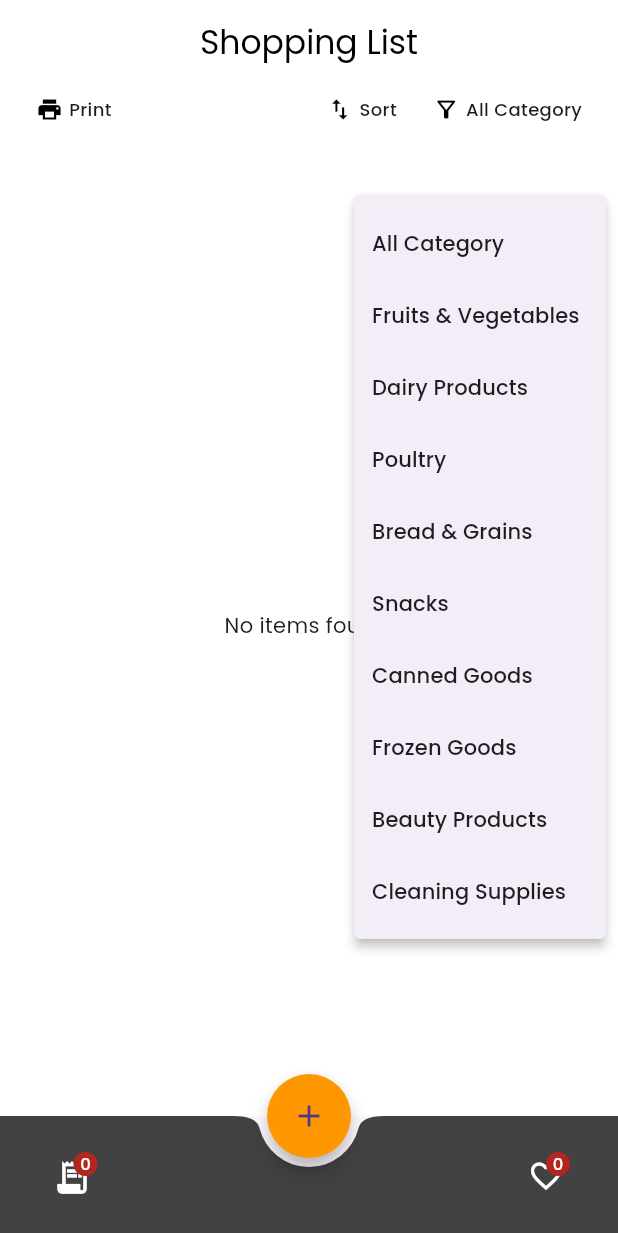
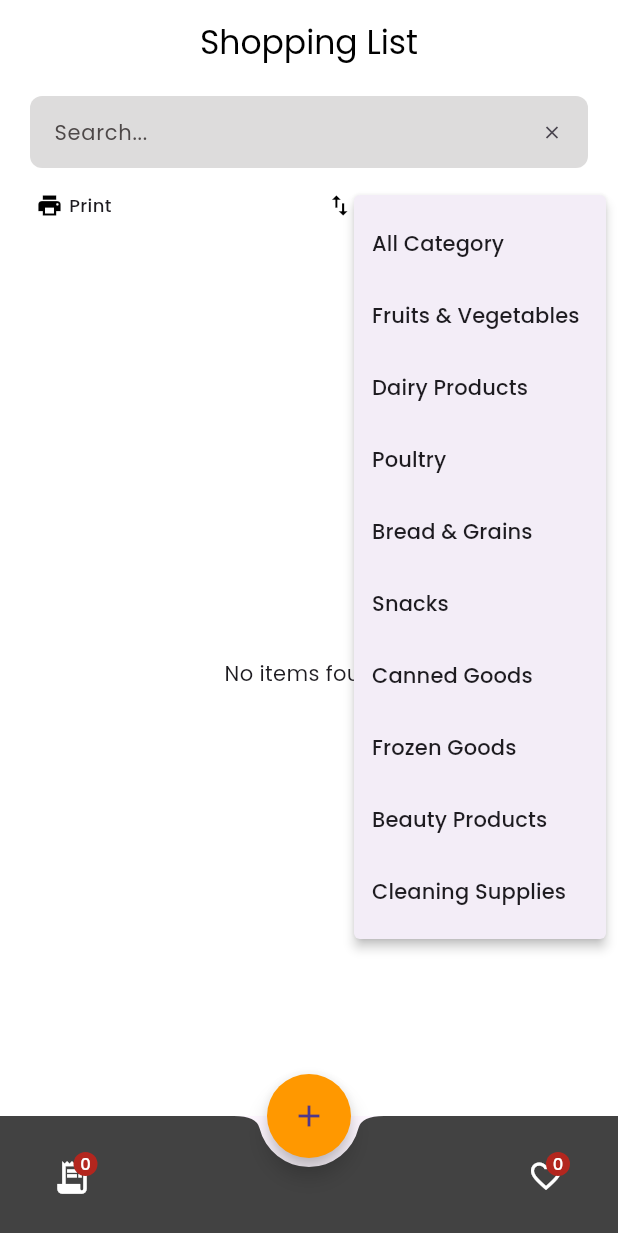
Before and after one commit to kenxsantos/shopping-list-flutter-bloc, a Flutter app: the ShoppingHome screen opened directly, after a tap on "All Category", on a phone screen of 412 x 824 dp. Shown: the top 1233 px of the screen. Run offline on Flutter 3.47's test engine with Material 3 defaults, Android fonts, the phone set to English and light mode, and no system bars; our stand-ins replace flutter_bloc, google_fonts, lottie, sqflite; accounts and stored records are empty.

Commit message:
feat: arch bar and state managementadd search functionality to shopping list with se

```diff
--- a/lib/shopping/bloc/shopping_bloc.dart
+++ b/lib/shopping/bloc/shopping_bloc.dart
@@ -58,5 +58,10 @@ class ShoppingBloc extends Bloc<ShoppingEvent, ShoppingState> {
       emit(ShoppingPrintList(event.items));
       emit(ShoppingListLoaded(event.items));
     });
+
+    on<ShoppingSearchItem>((event, emit) async {
+      final list = await shopping.searchItem(event.item);
+      emit(ShoppingSearchItemState(list));
+    });
   }
 }
--- a/lib/shopping/bloc/shopping_event.dart
+++ b/lib/shopping/bloc/shopping_event.dart
@@ -35,3 +35,8 @@ class ShoppingPrintFormat extends ShoppingEvent {
 
   ShoppingPrintFormat(this.format, this.items, this.type);
 }
+
+class ShoppingSearchItem extends ShoppingEvent {
+  final String item;
+  ShoppingSearchItem(this.item);
+}
--- a/lib/shopping/bloc/shopping_state.dart
+++ b/lib/shopping/bloc/shopping_state.dart
@@ -26,3 +26,8 @@ class ShoppingPrintList extends ShoppingState {
   final List<ShoppingModel> items;
   ShoppingPrintList(this.items);
 }
+
+class ShoppingSearchItemState extends ShoppingState {
+  final List<ShoppingModel> items;
+  ShoppingSearchItemState(this.items);
+}
--- a/lib/shopping/screens/shopping_home.dart
+++ b/lib/shopping/screens/shopping_home.dart
@@ -4,9 +4,9 @@ import 'package:dartactivity/shopping/bloc/shopping_state.dart';
 import 'package:dartactivity/shopping/models/shopping_model.dart';
 import 'package:dartactivity/shopping/screens/favorite_page.dart';
 import 'package:dartactivity/shopping/screens/shopping_list.dart';
-import 'package:dartactivity/shopping/utils/shopping_database.dart';
 import 'package:dartactivity/shopping/utils/shopping_helper.dart';
 import 'package:dartactivity/shopping/widgets/item_add_dialog.dart';
+import 'package:dartactivity/shopping/widgets/search_bar.dart';
 import 'package:dartactivity/shopping/widgets/sort_filter_container.dart';
 import 'package:flutter/material.dart';
 import 'package:flutter_bloc/flutter_bloc.dart';
@@ -103,8 +103,17 @@ class _ShoppingHomeState extends State<ShoppingHome> {
         child: Icon(Icons.add),
       ),
       floatingActionButtonLocation: FloatingActionButtonLocation.centerDocked,
-      body: Column(
-        children: [SortFilterContainer(), Expanded(child: screens[pageIndex])],
+      body: Container(
+        color: Colors.white,
+        height: double.infinity,
+        width: double.infinity,
+        child: Column(
+          children: [
+            SearchBarItem(),
+            SortFilterContainer(),
+            Expanded(child: screens[pageIndex]),
+          ],
+        ),
       ),
     );
   }
--- a/lib/shopping/screens/shopping_list.dart
+++ b/lib/shopping/screens/shopping_list.dart
@@ -35,17 +35,15 @@ class _ShoppingListState extends State<ShoppingList> {
 
   Widget _buildStateContent(ShoppingState state) {
     if (state is ShoppingLoadingState) {
-      print("shoppin loading state: $state");
       return const Center(child: CircularProgressIndicator());
     } else if (state is ShoppingListLoaded) {
-      print("shoppin list state: $state");
       return _buildItemList(state.items);
     } else if (state is ShoppingListFiltered) {
-      print("shoppin list filtered state: $state");
       return _buildItemList(state.filteredItems);
     } else if (state is ShoppingErrorState) {
-      print("shoppin error state: $state");
       return Center(child: Text('Error: ${state.message}'));
+    } else if (state is ShoppingSearchItemState) {
+      return _buildItemList(state.items);
     } else {
       return const Center(child: CircularProgressIndicator());
     }
--- /dev/null
+++ b/lib/shopping/widgets/search_bar.dart
@@ -0,0 +1,73 @@
+import 'package:dartactivity/shopping/bloc/shopping_bloc.dart';
+import 'package:dartactivity/shopping/bloc/shopping_event.dart';
+import 'package:flutter/material.dart';
+import 'package:flutter_bloc/flutter_bloc.dart';
+
+class SearchBarItem extends StatefulWidget {
+  const SearchBarItem({super.key});
+
+  @override
+  State<SearchBarItem> createState() => _SearchBarItemState();
+}
+
+class _SearchBarItemState extends State<SearchBarItem> {
+  final TextEditingController _searchController = TextEditingController();
+
+  @override
+  void dispose() {
+    _searchController.dispose();
+    super.dispose();
+  }
+
+  void _clearSearch() {
+    setState(() {
+      _searchController.clear();
+    });
+    context.read<ShoppingBloc>().add(ShoppingSearchItem(""));
+    context.read<ShoppingBloc>().add(ShoppingFetchItem());
+  }
+
+  void _onSearchChanged(String value) {
+    if (_searchController.text.isEmpty) {
+      context.read<ShoppingBloc>().add(ShoppingFetchItem());
+    } else {
+      context.read<ShoppingBloc>().add(ShoppingSearchItem(value));
+    }
+  }
+
+  @override
+  Widget build(BuildContext context) {
+    return Padding(
+      padding: const EdgeInsets.symmetric(horizontal: 20, vertical: 8),
+      child: Container(
+        decoration: BoxDecoration(
+          color: const Color.fromARGB(255, 221, 220, 220),
+          borderRadius: BorderRadius.circular(8),
+        ),
+        child: TextField(
+          controller: _searchController,
+          decoration: InputDecoration(
+            hintText: "Search...",
+            hintStyle: const TextStyle(
+              fontSize: 14,
+              color: Color.fromARGB(255, 77, 72, 72),
+            ),
+            border: InputBorder.none,
+            contentPadding: const EdgeInsets.symmetric(
+              horizontal: 16,
+              vertical: 12,
+            ),
+            suffixIcon: IconButton(
+              onPressed: () {
+                _clearSearch();
+              },
+              icon: Icon(Icons.close, size: 14),
+            ),
+          ),
+          autofocus: false,
+          onChanged: _onSearchChanged,
+        ),
+      ),
+    );
+  }
+}
```
Also changed, not shown: lib/shopping/repositories/shopping_repository.dart (+10 -0 lines).
